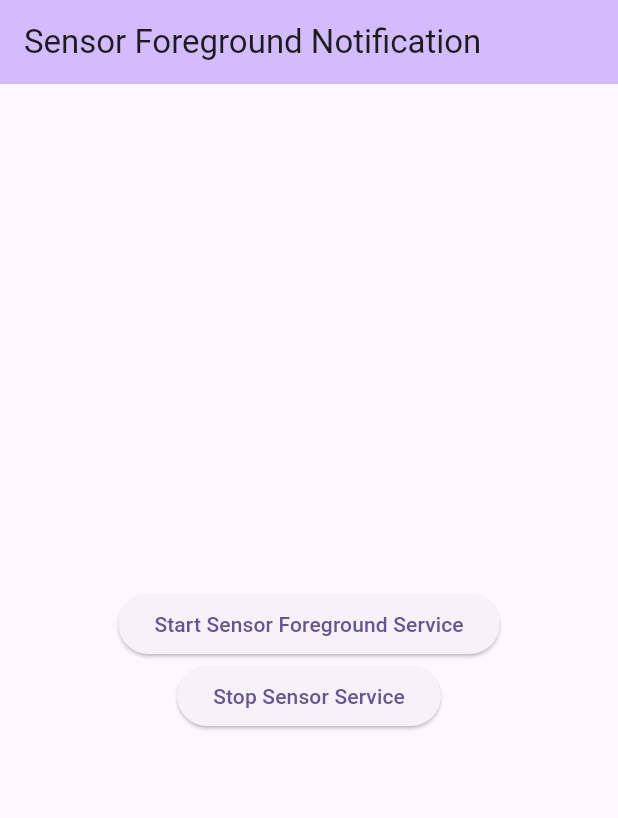
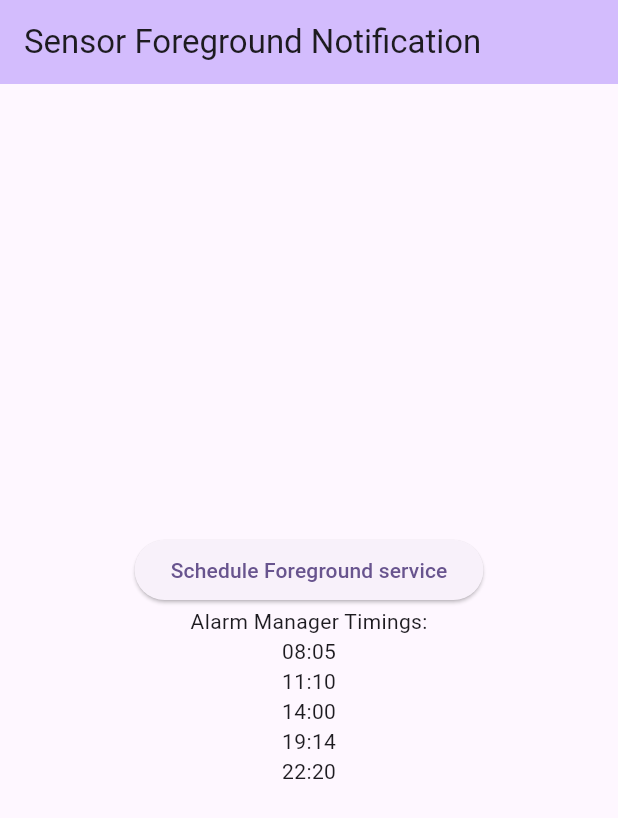
Before and after one commit to Holy-Warrior/auto-silent-gathering, a Flutter app: the screen it shows after launch, on a phone screen of 412 x 824 dp. Shown: the top 818 px of the screen. Run offline on Flutter 3.47's test engine with Material 3 defaults, Android fonts, the phone set to English and light mode, and no system bars; our stand-ins replace shared_preferences; missing offline and left inert: android_alarm_manager_plus, flutter_foreground_task.

Commit message:
complementry code t

```diff
--- a/lib/main.dart
+++ b/lib/main.dart
@@ -1,7 +1,12 @@
 import 'package:flutter/material.dart';
-import 'my_forground_tasks.dart';
+import 'my_alarm_manager.dart';
+import 'my_foreground_tasks.dart';
+import 'my_alarm_manager_timings.dart';
+import 'package:android_alarm_manager_plus/android_alarm_manager_plus.dart';
 
-void main() {
+void main() async {
+  WidgetsFlutterBinding.ensureInitialized();
+  await AndroidAlarmManager.initialize();
   runApp(const MyApp());
 }
 
@@ -29,17 +34,48 @@ class MyHomePage extends StatefulWidget {
 }
 
 class _MyHomePageState extends State<MyHomePage> {
+  List<List<int>>? timings;
 
   @override
-  Widget build(BuildContext context) {
-    return Scaffold(
-      appBar: AppBar(backgroundColor: Theme.of(context).colorScheme.inversePrimary, title: Text(widget.title)),
-      body: Center(child: Column(mainAxisAlignment: .center,
-          children: [
-            ElevatedButton(onPressed: initForegroundService, child: Text('Start Sensor Foreground Service')),
-            ElevatedButton(onPressed: closeForegroundService, child: Text('Stop Sensor Service')),
-          ],
-        ),
+  void initState() {
+    super.initState();
+    _loadTimings();
+  }
+
+  Future<void> _loadTimings() async {
+    final loadedTimings = await MyAlarmManagerData.dailyTimings();
+    setState(() {
+      timings = loadedTimings;
+    });
+  }
+
+  @override
+Widget build(BuildContext context) {
+  return Scaffold(
+    appBar: AppBar(
+      backgroundColor: Theme.of(context).colorScheme.inversePrimary,
+      title: Text(widget.title),
+    ),
+    body: Center(
+      child: timings == null
+          ? const CircularProgressIndicator()
+          : Column(
+              mainAxisAlignment: MainAxisAlignment.center,
+              children: [
+                ElevatedButton(
+                  onPressed: () async {
+                    await askForegroundTaskPermissions();
+                    await scheduleDailyForegroundRuns();
+                  },
+                  child: const Text('Schedule Foreground service'),
+                ),
+                const Text('Alarm Manager Timings:'),
+                for (final t in timings!)
+                  Text(
+                    '${t[0].toString().padLeft(2, '0')}:${t[1].toString().padLeft(2, '0')}',
+                  ),
+              ],
+            ),
       ),
     );
   }
--- /dev/null
+++ b/lib/my_alarm_manager_timings.dart
@@ -0,0 +1,43 @@
+import 'package:shared_preferences/shared_preferences.dart';
+import 'dart:convert';
+
+class MyAlarmManagerData {
+
+  // Varibales
+  static int alarmBaseId = 1000;
+  static const List<List<int>> _defaultTimings = [
+    [8, 5], // [hour, minute]
+    [11, 10],
+    [14, 0],
+    [19, 14],
+    [22, 20],
+  ];
+  static const String _key = 'daily_timings';
+
+  static Future<List<List<int>>> dailyTimings() async { return _defaultTimings;}
+  // static Future<List<List<int>>> dailyTimings() async {
+  //   final prefs = SharedPreferencesAsync();
+
+  //   // fetching values
+  //   final jsonString = await prefs.getString(_key);
+  //   if (jsonString == null) { // if not found, saving and returning defaults
+  //     await prefs.setString(_key, jsonEncode(_defaultTimings));
+  //     return _defaultTimings;
+  //   }
+  //   // if found, returning found
+  //   final decoded = jsonDecode(jsonString) as List;
+  //   return decoded
+  //       .map((e) => List<int>.from(e))
+  //       .toList();
+  // }
+
+  static Future<void> dailyTimingsModify
+  (List<List<int>> newTimings) async {
+
+    if (newTimings.length != 5) throw ArgumentError('dailyTimingsModify expects exactly 5 timings');
+
+    final prefs = SharedPreferencesAsync();
+    final jsonString = jsonEncode(newTimings);
+    await prefs.setString(_key, jsonString);
+  }
+}
--- a/pubspec.yaml
+++ b/pubspec.yaml
@@ -13,6 +13,8 @@ dependencies:
     sdk: flutter
 
   flutter_foreground_task: ^9.1.0
+  android_alarm_manager_plus: ^5.0.0
+  shared_preferences: ^2.5.4
   cupertino_icons: ^1.0.8
 
 dev_dependencies:
```
Also changed, not shown: lib/my_alarm_manager.dart (added, +27 -0 lines), lib/my_foreground_tasks.dart (renamed from lib/my_forground_tasks.dart), pubspec.lock, 1 other file.
